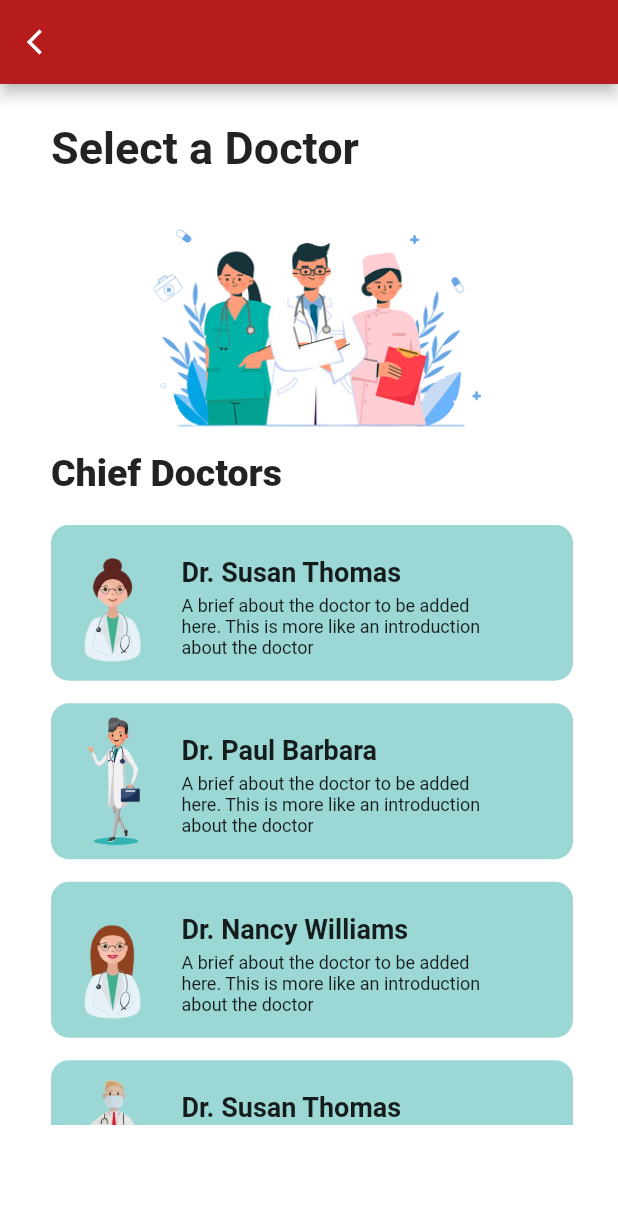
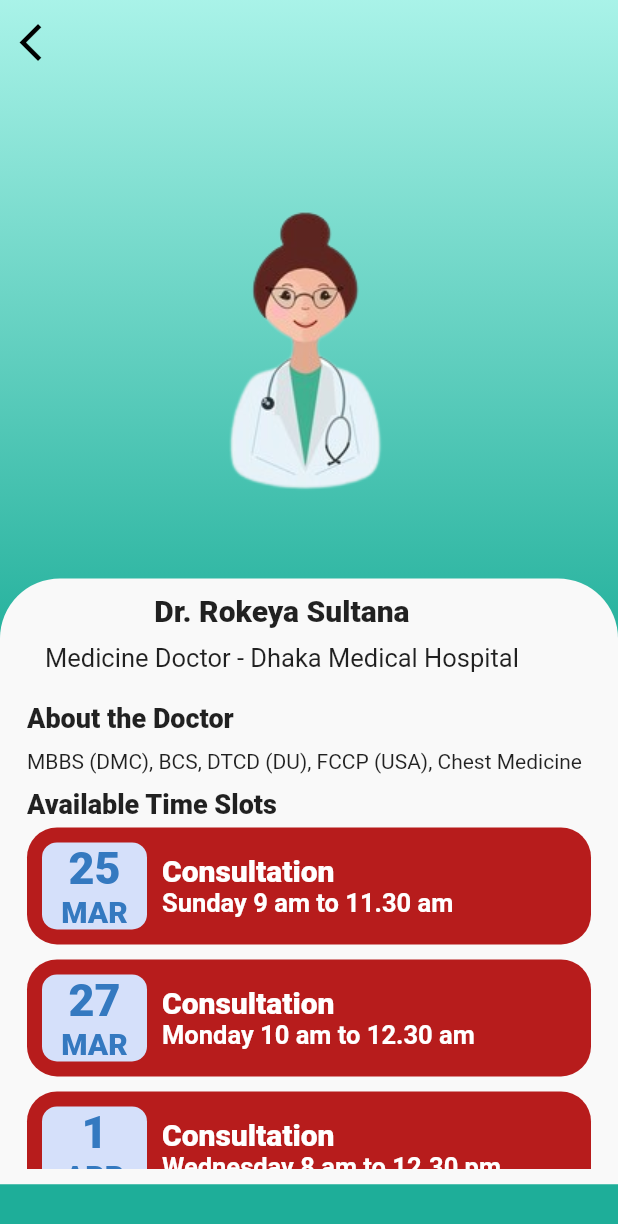
Before and after one commit to Aanchol/Pashe-Achi, a Flutter app: the screen it shows after launch, on a phone screen of 412 x 824 dp. Shown: the top 1224 px of the screen. Run offline on Flutter 3.47's test engine with Material 2 defaults, Android fonts, the light colour scheme and no system bars; our stand-ins replace badges, dio, firebase_auth, firebase_core, font_awesome_flutter, introduction_screen and 3 more; accounts and stored records are empty.

Commit message:
doctor info page added

```diff
--- /dev/null
+++ b/lib/Pages/doctor_info_page.dart
@@ -0,0 +1,182 @@
+import 'package:flutter/material.dart';
+class DoctorInfoPage extends StatefulWidget {
+  const DoctorInfoPage({Key? key}) : super(key: key);
+
+  @override
+  _DoctorInfoState createState() => _DoctorInfoState();
+}
+
+class _DoctorInfoState extends State<DoctorInfoPage> {
+  @override
+  Widget build(BuildContext context) {
+    return Scaffold(
+
+      body: Container(
+        height: MediaQuery.of(context).size.height,
+        width: MediaQuery.of(context).size.width,
+        decoration: BoxDecoration(
+            gradient: LinearGradient(
+              colors: [Color(0xffBCFCF3), Color(0xff1EAE99)],
+              begin: Alignment(0, -1.15),
+              end: Alignment(0,0.1),
+            )
+        ),
+        child: Column(
+          crossAxisAlignment: CrossAxisAlignment.start,
+          mainAxisAlignment: MainAxisAlignment.start,
+          children: <Widget>[
+            AppBar(
+              backgroundColor: Colors.transparent,
+              elevation: 0,
+              leading: Icon(
+                Icons.arrow_back_ios,
+                color: Colors.black,
+                size: 30,
+              ),
+            ),
+            Container(
+              height: MediaQuery.of(context).size.height*0.4,
+              width: MediaQuery.of(context).size.width,
+              child: Container(
+                padding: EdgeInsets.all(20),
+                child: Image.asset('assets/images/female_doctor1.png'),
+              ),
+            ),
+            Container(
+              height: MediaQuery.of(context).size.height/2.04,
+              width: MediaQuery.of(context).size.width,
+              decoration: BoxDecoration(
+                borderRadius: BorderRadius.only(
+                  topLeft: Radius.circular(40),
+                  topRight: Radius.circular(40),
+                ),
+                color: Color(0xffF9F9F9),
+              ),
+              child: Container(
+
+                padding: EdgeInsets.all(10),
+                child: SingleChildScrollView(
+                  child: Column(
+                    crossAxisAlignment: CrossAxisAlignment.start,
+                    children: [
+                      Row(
+                        children: [
+                          // Container(
+                          //   height: 100,
+                          //   width: 100,
+                          //   //child: Image.asset('assets/images/.png'),
+                          // ),
+                          SizedBox(width: 20,),
+                          Column(
+                            //crossAxisAlignment: CrossAxisAlignment.start,
+
+                            children: [
+                              Text("Dr. Rokeya Sultana", style: TextStyle(
+                                fontSize: 20,
+                                fontWeight: FontWeight.w800,
+                              ),),
+                              SizedBox(height: 10,),
+                              Text("Medicine Doctor - Dhaka Medical Hospital", style: TextStyle(
+                                fontSize: 17,
+                                fontWeight: FontWeight.w400,
+                              ),)
+                            ],
+                          ),
+                        ],
+                      ),
+                      SizedBox(height: 20,),
+                      Padding(
+                        padding: EdgeInsets.only(left: 8, right: 8),
+                        child: Column(
+                          crossAxisAlignment: CrossAxisAlignment.start,
+                          children: [
+                            Text("About the Doctor", style: TextStyle(
+                              fontSize: 18,
+                              fontWeight: FontWeight.w800,
+                            ),),
+                            SizedBox(height: 10,),
+                            Text("MBBS (DMC), BCS, DTCD (DU), FCCP (USA), Chest Medicine", style: TextStyle(
+                              fontSize: 14,
+                              fontWeight: FontWeight.w400,
+                            ),),
+                            SizedBox(height: 10,),
+                            Text("Available Time Slots", style: TextStyle(
+                              fontSize: 18,
+                              fontWeight: FontWeight.w800,
+                            ),),
+                            SizedBox(height: 5,),
+                            timeSlotWidget("25", "MAR", "Consultation", "Sunday 9 am to 11.30 am"),
+                            timeSlotWidget("27", "MAR", "Consultation", "Monday 10 am to 12.30 am"),
+                            timeSlotWidget("1", "APR", "Consultation", "Wednesday 8 am to 12.30 pm"),
+                            timeSlotWidget("3", "APR", "Consultation", "Friday 8 am to 1 am"),
+                          ],
+                        ),
+                      )
+                    ],
+                  ),
+                ),
+              ),
+            ),
+
+          ],
+        ),
+      ),
+    );
+  }
+  Container timeSlotWidget(String date, String month, String slotType, String time)
+  {
+    return Container(
+      margin: EdgeInsets.only(bottom: 10),
+      width: MediaQuery.of(context).size.width,
+      decoration: BoxDecoration(
+          borderRadius: BorderRadius.all(Radius.circular(20)),
+          color: Color(0xFFB71C1C),
+      ),
+      child: Container(
+        padding: EdgeInsets.all(10),
+        child: Row(
+          children: [
+            Container(
+              width: 70,
+              decoration: BoxDecoration(
+                borderRadius: BorderRadius.all(Radius.circular(10)),
+                color: Color(0xffD5E0FA),
+              ),
+              child: Column(
+                mainAxisAlignment: MainAxisAlignment.center,
+                children: [
+                  Text("$date", style: TextStyle(
+                      color: Color(0xff3479C0),
+                      fontSize: 30,
+                      fontWeight: FontWeight.w800
+                  ),),
+                  Text("$month", style: TextStyle(
+                      color: Color(0xff3479C0),
+                      fontSize: 20,
+                      fontWeight: FontWeight.w800
+                  ),)
+                ],
+              ),
+            ),
+            SizedBox(width: 10,),
+            Column(
+              crossAxisAlignment: CrossAxisAlignment.start,
+              children: [
+                Text("$slotType", style: TextStyle(
+                  fontSize: 20,
+                  fontWeight: FontWeight.w800,
+                  color: Colors.white,
+                ),),
+                Text("$time", style: TextStyle(
+                    fontSize: 17,
+                    fontWeight: FontWeight.w600,
+                    color: Colors.white,
+                ),)
+              ],
+            )
+          ],
+        ),
+      ),
+    );
+  }
+}
--- a/lib/Pages/splashe_screen.dart
+++ b/lib/Pages/splashe_screen.dart
@@ -1,6 +1,7 @@
 import 'dart:async';
 
 import 'package:flutter/material.dart';
+import 'package:pashe_achi/Pages/onboarding_screen.dart';
 import 'package:pashe_achi/Pages/welcome_screen.dart';
 
 import '../repository/pashe_achi_repository.dart';
@@ -24,7 +25,7 @@ class _SplashScreenState extends State<SplashScreen> {
             ()
         {
           Navigator.push(context, MaterialPageRoute(builder: (context) {
-            return WelcomeScreen();
+            return OnBoardingPage();
           })
           );
         });
--- a/lib/common_widget/product_card.dart
+++ b/lib/common_widget/product_card.dart
@@ -13,7 +13,7 @@ class ProductCard extends StatelessWidget {
   Widget build(BuildContext context) {
     return Container(
       padding: EdgeInsets.symmetric(vertical: 10),
-      margin: EdgeInsets.only(bottom: 15),
+      margin: EdgeInsets.all(15),
       width: MediaQuery.of(context).size.width,
       decoration: BoxDecoration(
         color: Color(0xFFB71C1C),
--- a/lib/main.dart
+++ b/lib/main.dart
@@ -1,6 +1,7 @@
 import 'package:firebase_core/firebase_core.dart';
 import 'package:flutter/material.dart';
 import 'package:pashe_achi/Pages/doctor_consultancy_screen.dart';
+import 'package:pashe_achi/Pages/doctor_info_page.dart';
 import 'package:pashe_achi/Pages/onboarding_screen.dart';
 import 'package:pashe_achi/Pages/pharmacy_order.dart';
 import 'package:pashe_achi/Pages/splashe_screen.dart';
@@ -36,7 +37,7 @@
     return MaterialApp(
       debugShowCheckedModeBanner: false,
       theme: ThemeData.light(),
-      home: DoctorConsultancyPage(),
+      home: DoctorInfoPage(),
     );
   }
 }
```
Also changed, not shown: lib/Pages/home_page.dart (+20 -7 lines), lib/Pages/onboarding_screen.dart (+12 -44 lines), lib/Pages/statictics.dart (+14 -4 lines), assets/images/map.jpg (added).
